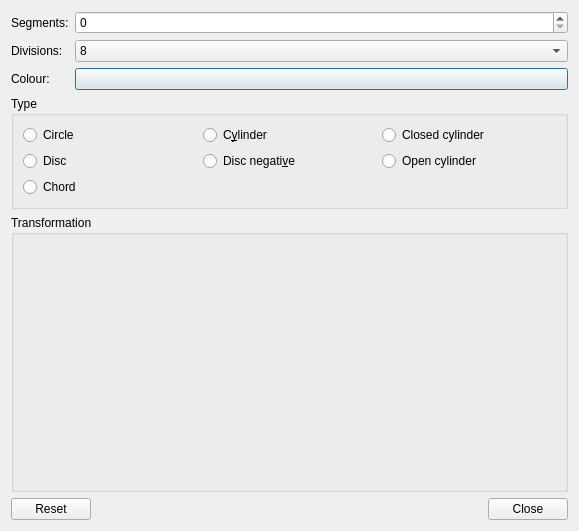
This is src/dialogs/circularprimitiveeditor.ui in Symbian9/ldforge as Qt 5 draws it before an edit. The edited form follows.
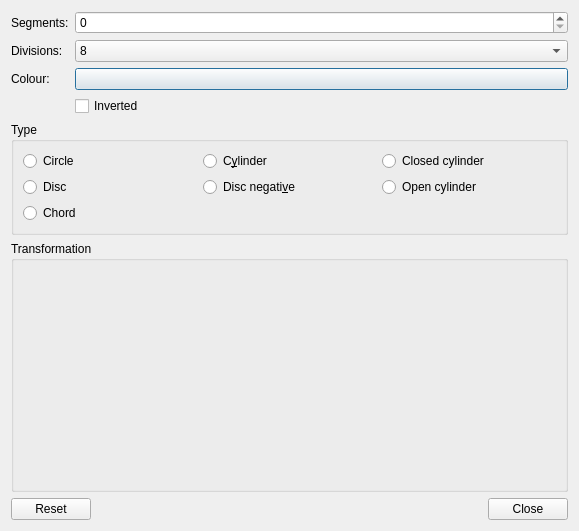
This is the edited form. Custom widgets are drawn as their Qt base class.

Patch:
```diff
--- a/src/dialogs/circularprimitiveeditor.ui
+++ b/src/dialogs/circularprimitiveeditor.ui
@@ -66,6 +66,13 @@
        </property>
       </widget>
      </item>
+     <item row="3" column="1">
+      <widget class="QCheckBox" name="inverted">
+       <property name="text">
+        <string>Inverted</string>
+       </property>
+      </widget>
+     </item>
     </layout>
    </item>
    <item>
```
